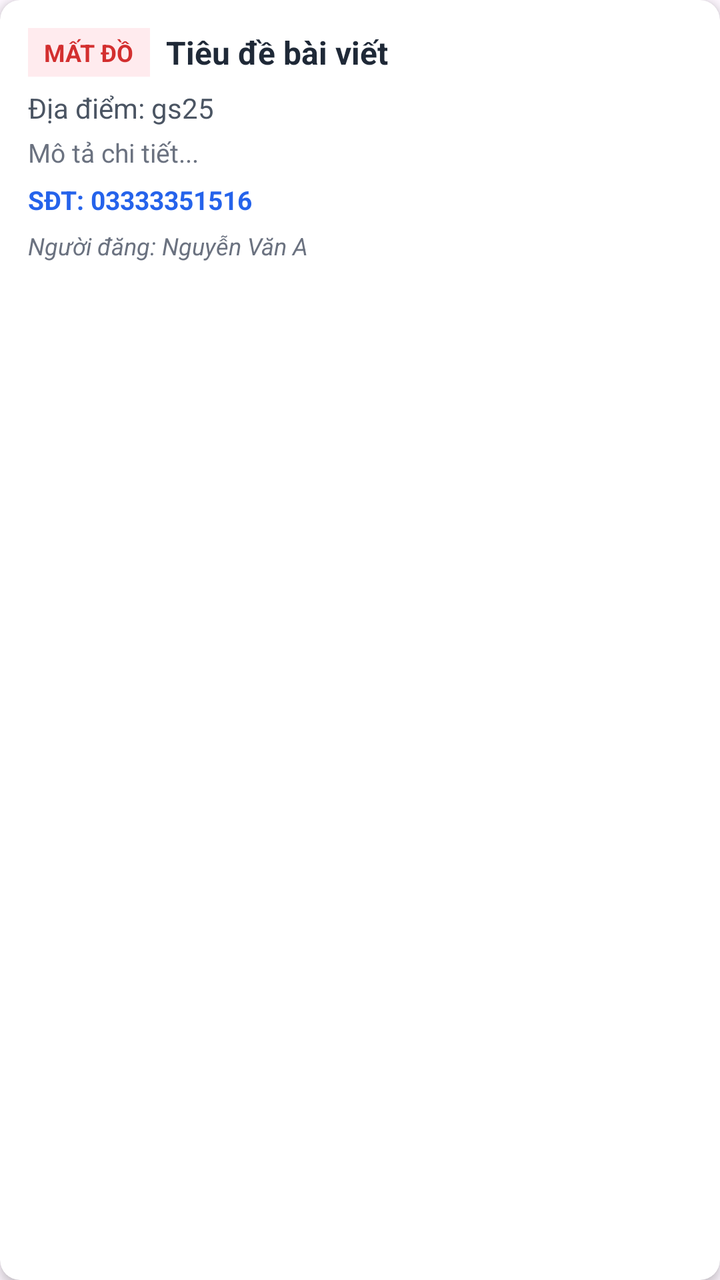
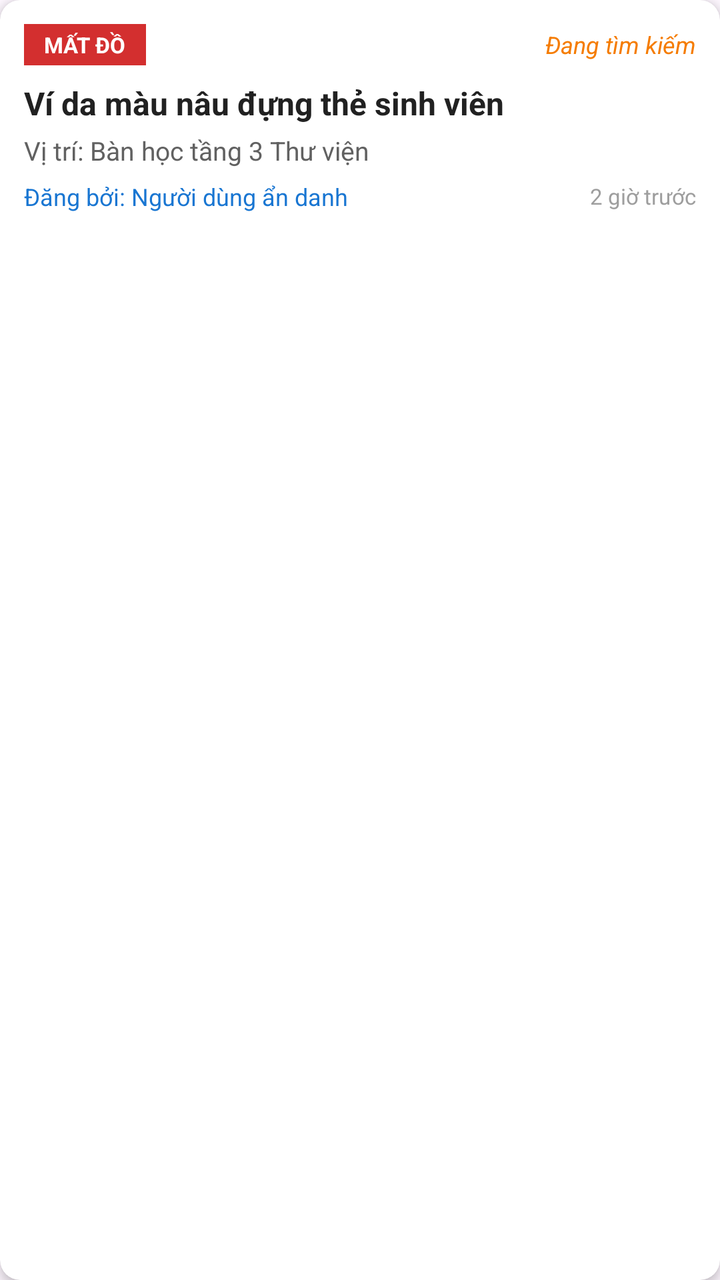

An Android layout rendered at two revisions. The XML below is the earlier revision; the diff shows what the commit changed to produce the second picture.
<!-- AndroidManifest.xml: application theme Theme.AndroiCuoiKy -->
<!-- res/layout/item_post.xml -->
<?xml version="1.0" encoding="utf-8"?>
<androidx.cardview.widget.CardView xmlns:android="http://schemas.android.com/apk/res/android"
    xmlns:app="http://schemas.android.com/apk/res-auto"
    android:layout_width="match_parent"
    android:layout_height="wrap_content"
    android:layout_marginHorizontal="12dp"
    android:layout_marginVertical="6dp"
    app:cardCornerRadius="10dp"
    app:cardElevation="3dp">

    <LinearLayout
        android:layout_width="match_parent"
        android:layout_height="wrap_content"
        android:orientation="vertical"
        android:padding="14dp">

        <LinearLayout
            android:layout_width="match_parent"
            android:layout_height="wrap_content"
            android:gravity="center_vertical"
            android:orientation="horizontal">

            <TextView
                android:id="@+id/tvPostType"
                android:layout_width="wrap_content"
                android:layout_height="wrap_content"
                android:background="#FFEBEE"
                android:paddingHorizontal="8dp"
                android:paddingVertical="4dp"
                android:text="MẤT ĐỒ"
                android:textColor="#D32F2F"
                android:textSize="12sp"
                android:textStyle="bold" />

            <TextView
                android:id="@+id/tvTitle"
                android:layout_width="0dp"
                android:layout_height="wrap_content"
                android:layout_marginStart="8dp"
                android:layout_weight="1"
                android:text="Tiêu đề bài viết"
                android:textColor="#1F2937"
                android:textSize="16sp"
                android:textStyle="bold" />
        </LinearLayout>

        <TextView
            android:id="@+id/tvLocation"
            android:layout_width="wrap_content"
            android:layout_height="wrap_content"
            android:layout_marginTop="6dp"
            android:text="Địa điểm: gs25"
            android:textColor="#4B5563"
            android:textSize="14sp" />

        <TextView
            android:id="@+id/tvDescription"
            android:layout_width="wrap_content"
            android:layout_height="wrap_content"
            android:layout_marginTop="4dp"
            android:text="Mô tả chi tiết..."
            android:textColor="#6B7280"
            android:textSize="13sp" />

        <TextView
            android:id="@+id/tvPhone"
            android:layout_width="wrap_content"
            android:layout_height="wrap_content"
            android:layout_marginTop="6dp"
            android:text="SĐT: 03333351516"
            android:textColor="#2563EB"
            android:textSize="13sp"
            android:textStyle="bold" />

        <TextView
            android:id="@+id/tvAuthorName"
            android:layout_width="wrap_content"
            android:layout_height="wrap_content"
            android:layout_marginTop="6dp"
            android:text="Người đăng: Nguyễn Văn A"
            android:textColor="#6B7280"
            android:textSize="12sp"
            android:textStyle="italic" />

    </LinearLayout>
</androidx.cardview.widget.CardView>
<!-- resources referenced by this layout -->
<resources>
  <style name="Theme.AndroiCuoiKy" parent="Base.Theme.AndroiCuoiKy" />
  <style name="Base.Theme.AndroiCuoiKy" parent="Theme.Material3.DayNight.NoActionBar">
          
          
      </style>
</resources>

<!-- the commit's change to res/layout/item_post.xml (unified diff, before → after) -->
@@ -12,75 +12,99 @@
         android:layout_width="match_parent"
         android:layout_height="wrap_content"
         android:orientation="vertical"
-        android:padding="14dp">
+        android:padding="12dp">
 
+        
         <LinearLayout
             android:layout_width="match_parent"
             android:layout_height="wrap_content"
+            android:orientation="horizontal"
             android:gravity="center_vertical"
-            android:orientation="horizontal">
+            android:layout_marginBottom="8dp">
 
             <TextView
-                android:id="@+id/tvPostType"
+                android:id="@+id/tvCategoryBadge"
                 android:layout_width="wrap_content"
                 android:layout_height="wrap_content"
-                android:background="#FFEBEE"
-                android:paddingHorizontal="8dp"
-                android:paddingVertical="4dp"
+                android:paddingHorizontal="10dp"
+                android:paddingVertical="3dp"
                 android:text="MẤT ĐỒ"
-                android:textColor="#D32F2F"
-                android:textSize="12sp"
-                android:textStyle="bold" />
+                android:textColor="#FFFFFF"
+                android:textSize="11sp"
+                android:textStyle="bold"
+                android:background="#D32F2F" />
+
+            <View
+                android:layout_width="0dp"
+                android:layout_height="1dp"
+                android:layout_weight="1" />
 
             <TextView
-                android:id="@+id/tvTitle"
+                android:id="@+id/tvStatus"
+                android:layout_width="wrap_content"
+                android:layout_height="wrap_content"
+                android:text="Đang tìm kiếm"
+                android:textColor="#F57C00"
+                android:textSize="12sp"
+                android:textStyle="italic" />
+        </LinearLayout>
+
+        
+        <TextView
+            android:id="@+id/tvTitle"
+            android:layout_width="match_parent"
+            android:layout_height="wrap_content"
+            android:text="Ví da màu nâu đựng thẻ sinh viên"
+            android:textColor="#212121"
+            android:textSize="16sp"
+            android:textStyle="bold"
+            android:layout_marginBottom="4dp" />
+
+        
+        <TextView
+            android:id="@+id/tvLocation"
+            android:layout_width="match_parent"
+            android:layout_height="wrap_content"
+            android:text="Vị trí: Bàn học tầng 3 Thư viện"
+            android:textColor="#616161"
+            android:textSize="13sp"
+            android:layout_marginBottom="6dp" />
+
+        
+        <ImageView
+            android:id="@+id/ivPostImage"
+            android:layout_width="match_parent"
+            android:layout_height="180dp"
+            android:scaleType="centerCrop"
+            android:background="#EEEEEE"
+            android:visibility="gone"
+            android:contentDescription="Ảnh đồ vật"
+            android:layout_marginBottom="8dp" />
+
+        
+        <LinearLayout
+            android:layout_width="match_parent"
+            android:layout_height="wrap_content"
+            android:orientation="horizontal"
+            android:gravity="center_vertical">
+
+            <TextView
+                android:id="@+id/tvAuthor"
                 android:layout_width="0dp"
                 android:layout_height="wrap_content"
-                android:layout_marginStart="8dp"
                 android:layout_weight="1"
-                android:text="Tiêu đề bài viết"
-                android:textColor="#1F2937"
-                android:textSize="16sp"
-                android:textStyle="bold" />
+                android:text="Đăng bởi: Người dùng ẩn danh"
+                android:textColor="#1976D2"
+                android:textSize="12sp" />
+
+            <TextView
+                android:id="@+id/tvDate"
+                android:layout_width="wrap_content"
+                android:layout_height="wrap_content"
+                android:text="2 giờ trước"
+                android:textColor="#9E9E9E"
+                android:textSize="11sp" />
         </LinearLayout>
-
-        <TextView
-            android:id="@+id/tvLocation"
-            android:layout_width="wrap_content"
-            android:layout_height="wrap_content"
-            android:layout_marginTop="6dp"
-            android:text="Địa điểm: gs25"
-            android:textColor="#4B5563"
-            android:textSize="14sp" />
-
-        <TextView
-            android:id="@+id/tvDescription"
-            android:layout_width="wrap_content"
-            android:layout_height="wrap_content"
-            android:layout_marginTop="4dp"
-            android:text="Mô tả chi tiết..."
-            android:textColor="#6B7280"
-            android:textSize="13sp" />
-
-        <TextView
-            android:id="@+id/tvPhone"
-            android:layout_width="wrap_content"
-            android:layout_height="wrap_content"
-            android:layout_marginTop="6dp"
-            android:text="SĐT: 03333351516"
-            android:textColor="#2563EB"
-            android:textSize="13sp"
-            android:textStyle="bold" />
-
-        <TextView
-            android:id="@+id/tvAuthorName"
-            android:layout_width="wrap_content"
-            android:layout_height="wrap_content"
-            android:layout_marginTop="6dp"
-            android:text="Người đăng: Nguyễn Văn A"
-            android:textColor="#6B7280"
-            android:textSize="12sp"
-            android:textStyle="italic" />
 
     </LinearLayout>
 </androidx.cardview.widget.CardView>
